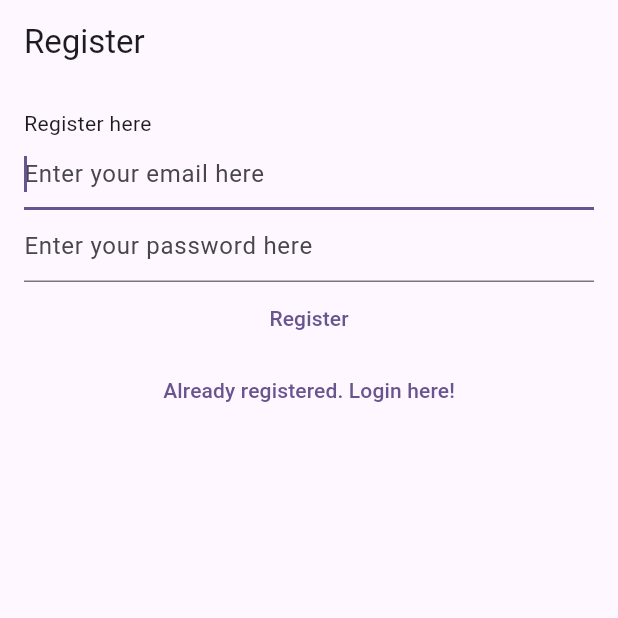
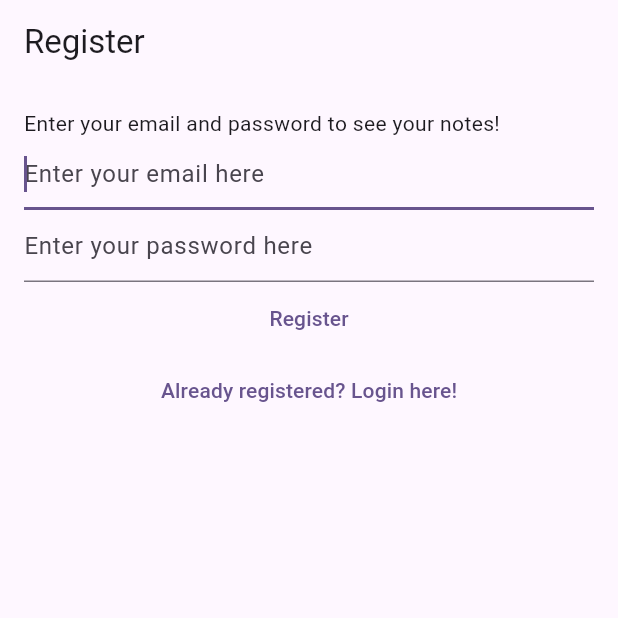
Before and after one commit to alirezaeiii/Flutter-Firebase-Playground, a Flutter app: the screen it shows after launch, after a tap on "Not registered yet? Register here!", on a phone screen of 412 x 824 dp, the top half of it. Run offline on Flutter 3.47's test engine with Material 3 defaults, Android fonts, the phone set to English and light mode, and no system bars; our stand-ins replace bloc, equatable, firebase_auth, firebase_core, flutter_bloc, share_plus and 1 more; accounts and stored records are empty; generated files the repository leaves out were written again; network calls fail.

```diff
--- /dev/null
+++ b/l10n.yaml
@@ -0,0 +1,3 @@
+arb-dir: lib/l10n
+template-arb-file: intl_en.arb
+output-localization-file: app_localizations.dart
--- /dev/null
+++ b/lib/l10n/intl_en.arb
@@ -0,0 +1,50 @@
+{
+    "logout_button": "Log out",
+    "note": "My Notes",
+    "cancel": "Cancel",
+    "yes": "Yes",
+    "delete": "Delete",
+    "sharing": "Sharing",
+    "ok": "OK",
+    "login": "Login",
+    "verify_email": "Verify email",
+    "register": "Register",
+    "restart": "Restart",
+
+    "start_typing_your_note": "Start typing your note",
+    "delete_note_prompt": "Are you sure you want to delete this note?",
+    "cannot_share_empty_note_prompt": "Cannot share an empty note!",
+    "generic_error_prompt": "An error occurred",
+    "logout_dialog_prompt": "Are you sure you want to log out?",
+
+    "password_reset": "Password reset",
+    "password_reset_dialog_prompt": "We have now sent you a password reset link. Please check your email for more information.",
+
+    "login_error_cannot_find_user": "Cannot find a user with the entered credentials!",
+    "login_error_invalid_email": "The email address you entered appears to be invalid. Please try another email address!",
+    "login_error_auth_error": "Authentication error",
+
+    "login_view_prompt": "Please log in to your account in order to interact with and create notes!",
+
+    "login_view_forgot_password": "I forgot my password",
+    "login_view_not_registered_yet": "Not registered yet? Register here!",
+
+    "email_text_field_placeholder": "Enter your email here",
+    "password_text_field_placeholder": "Enter your password here",
+
+    "forgot_password": "Forgot Password",
+    "forgot_password_view_generic_error": "We could not process your request. Please make sure that you are a registered user, or if not, register a user now by going back one step.",
+    "forgot_password_view_prompt": "If you forgot your password, simply enter your email and we will send you a password reset link.",
+    "forgot_password_view_send_me_link": "Send me password reset link",
+    "forgot_password_view_back_to_login": "Back to login page",
+
+    "register_error_weak_password": "This password is not secure enough. Please choose another password!",
+    "register_error_email_already_in_use": "This email is already registered to another user. Please choose another email!",
+    "register_error_generic": "Failed to register. Please try again later!",
+    "register_error_invalid_email": "The email address you entered appears to be invalid. Please try another email address!",
+    "register_view_prompt": "Enter your email and password to see your notes!",
+    "register_view_already_registered": "Already registered? Login here!",
+
+    "verify_email_view_prompt": "We've sent you an email verification. Please open it to verify your account. If you haven't received a verification email yet, press the button below!",
+    "verify_email_send_email_verification": "Send email verification"
+}
--- a/lib/main.dart
+++ b/lib/main.dart
@@ -11,11 +11,14 @@ import 'package:dart/view/register_view.dart';
 import 'package:dart/view/verify_email_view.dart';
 import 'package:flutter/material.dart';
 import 'package:flutter_bloc/flutter_bloc.dart';
+import 'package:flutter_gen/gen_l10n/app_localizations.dart';
 
 void main() {
   WidgetsFlutterBinding.ensureInitialized();
   runApp(
     MaterialApp(
+      supportedLocales: AppLocalizations.supportedLocales,
+      localizationsDelegates: AppLocalizations.localizationsDelegates,
       title: 'Flutter Demo',
       theme: ThemeData(
         colorScheme: ColorScheme.fromSeed(seedColor: Colors.deepPurple),
--- a/lib/utils/dialogs/cannot_share_empty_note_dialog.dart
+++ b/lib/utils/dialogs/cannot_share_empty_note_dialog.dart
@@ -1,11 +1,12 @@
+import 'package:dart/extensions/buildcontext/loc.dart';
 import 'package:dart/utils/dialogs/generic_dialog.dart';
 import 'package:flutter/material.dart';
 
 Future<void> showCannotShareEmptyNoteDialog(BuildContext context) {
   return showGenericDialog<void>(
     context: context,
-    title: 'Share',
-    content: 'Cannot share empty note.',
+    title: context.loc.sharing,
+    content: context.loc.cannot_share_empty_note_prompt,
     optionsBuilder: () => {
       'Ok': null,
     },
--- a/lib/utils/dialogs/error_dialog.dart
+++ b/lib/utils/dialogs/error_dialog.dart
@@ -1,3 +1,4 @@
+import 'package:dart/extensions/buildcontext/loc.dart';
 import 'package:dart/utils/dialogs/generic_dialog.dart';
 import 'package:flutter/material.dart';
 
@@ -7,10 +8,10 @@ Future<void> showErrorDialog(
 ) {
   return showGenericDialog<void>(
     context: context,
-    title: 'An error occurred',
+    title: context.loc.generic_error_prompt,
     content: text,
     optionsBuilder: () => {
-      'Ok': null,
+      context.loc.ok: null,
     },
   );
 }
--- a/lib/view/login_view.dart
+++ b/lib/view/login_view.dart
@@ -1,3 +1,4 @@
+import 'package:dart/extensions/buildcontext/loc.dart';
 import 'package:dart/services/auth/auth_exceptions.dart';
 import 'package:dart/services/auth/bloc/auth_bloc.dart';
 import 'package:dart/services/auth/bloc/auth_event.dart';
@@ -39,38 +40,38 @@ class _LoginViewState extends State<LoginView> {
           if (state.exception is InvalidCredentialAuthException) {
             await showErrorDialog(
               context,
-              'Invalid credential',
+              context.loc.login_error_cannot_find_user,
             );
           } else if (state.exception is InvalidEmailAuthException) {
             await showErrorDialog(
               context,
-              'Invalid email',
+              context.loc.login_error_invalid_email,
             );
           } else if (state.exception is GenericAuthException) {
             await showErrorDialog(
               context,
-              'Authentication failure',
+              context.loc.login_error_auth_error,
             );
           }
         }
       },
       child: Scaffold(
         appBar: AppBar(
-          title: const Text('Login'),
+          title: Text(context.loc.login),
         ),
         body: Padding(
           padding: const EdgeInsets.all(16.0),
           child: SingleChildScrollView(
             child: Column(
               children: [
-                const Text('Login here'),
+                Text(context.loc.login_view_prompt),
                 TextField(
                   controller: _email,
                   enableSuggestions: false,
                   autocorrect: false,
                   keyboardType: TextInputType.emailAddress,
-                  decoration: const InputDecoration(
-                    hintText: 'Enter your email here',
+                  decoration: InputDecoration(
+                    hintText: context.loc.email_text_field_placeholder,
                   ),
                 ),
                 TextField(
@@ -78,8 +79,8 @@ class _LoginViewState extends State<LoginView> {
                   obscureText: true,
                   enableSuggestions: false,
                   autocorrect: false,
-                  decoration: const InputDecoration(
-                    hintText: 'Enter your password here',
+                  decoration: InputDecoration(
+                    hintText: context.loc.password_text_field_placeholder,
                   ),
                 ),
                 TextButton(
@@ -93,7 +94,7 @@ class _LoginViewState extends State<LoginView> {
                           ),
                         );
                   },
-                  child: const Text('Login'),
+                  child: Text(context.loc.login),
                 ),
                 /*TextButton(
                   onPressed: () {
@@ -111,8 +112,8 @@ class _LoginViewState extends State<LoginView> {
                           const AuthEventShouldRegister(),
                         );
                   },
-                  child: const Text(
-                    'Not registered yet? Register here!',
+                  child: Text(
+                    context.loc.login_view_not_registered_yet,
                   ),
                 )
               ],
--- a/lib/view/notes/create_update_notes_view.dart
+++ b/lib/view/notes/create_update_notes_view.dart
@@ -1,3 +1,4 @@
+import 'package:dart/extensions/buildcontext/loc.dart';
 import 'package:dart/services/auth/auth_service.dart';
 import 'package:dart/services/crud/note_service.dart';
 import 'package:dart/utils/buildcontext/get_argument.dart';
@@ -92,8 +93,8 @@ class _CreateUpdateNoteViewState extends State<CreateUpdateNoteView> {
   Widget build(BuildContext context) {
     return Scaffold(
       appBar: AppBar(
-        title: const Text(
-          'New Note',
+        title: Text(
+          context.loc.note,
         ),
         actions: [
           IconButton(
@@ -119,8 +120,8 @@ class _CreateUpdateNoteViewState extends State<CreateUpdateNoteView> {
                 controller: _textController,
                 keyboardType: TextInputType.multiline,
                 maxLines: null,
-                decoration: const InputDecoration(
-                  hintText: 'Enter you note here',
+                decoration: InputDecoration(
+                  hintText: context.loc.start_typing_your_note,
                 ),
               );
             default:
--- a/lib/view/register_view.dart
+++ b/lib/view/register_view.dart
@@ -1,3 +1,4 @@
+import 'package:dart/extensions/buildcontext/loc.dart';
 import 'package:dart/services/auth/auth_exceptions.dart';
 import 'package:dart/services/auth/bloc/auth_bloc.dart';
 import 'package:dart/services/auth/bloc/auth_event.dart';
@@ -39,29 +40,29 @@ class _RegisterViewState extends State<RegisterView> {
           if (state.exception is WeakPasswordAuthException) {
             await showErrorDialog(
               context,
-              'Weak password',
+              context.loc.register_error_weak_password,
             );
           } else if (state.exception is EmailAlreadyInUseAuthException) {
             await showErrorDialog(
               context,
-              'Email already in use',
+              context.loc.register_error_email_already_in_use,
             );
           } else if (state.exception is GenericAuthException) {
             await showErrorDialog(
               context,
-              'Registration failure',
+              context.loc.register_error_generic,
             );
           } else if (state.exception is InvalidEmailAuthException) {
             await showErrorDialog(
               context,
-              'Invalid email',
+              context.loc.register_error_invalid_email,
             );
           }
         }
       },
       child: Scaffold(
         appBar: AppBar(
-          title: const Text('Register'),
+          title: Text(context.loc.register),
         ),
         body: Padding(
           padding: const EdgeInsets.all(16.0),
@@ -69,15 +70,15 @@ class _RegisterViewState extends State<RegisterView> {
             child: Column(
               crossAxisAlignment: CrossAxisAlignment.start,
               children: [
-                const Text('Register here'),
+                Text(context.loc.register_view_prompt),
                 TextField(
                   controller: _email,
                   enableSuggestions: false,
                   autocorrect: false,
                   autofocus: true,
                   keyboardType: TextInputType.emailAddress,
-                  decoration: const InputDecoration(
-                    hintText: 'Enter your email here',
+                  decoration: InputDecoration(
+                    hintText: context.loc.email_text_field_placeholder,
                   ),
                 ),
                 TextField(
@@ -85,8 +86,8 @@ class _RegisterViewState extends State<RegisterView> {
                   obscureText: true,
                   enableSuggestions: false,
                   autocorrect: false,
-                  decoration: const InputDecoration(
-                    hintText: 'Enter your password here',
+                  decoration: InputDecoration(
+                    hintText: context.loc.password_text_field_placeholder,
                   ),
                 ),
                 Center(
@@ -103,8 +104,8 @@ class _RegisterViewState extends State<RegisterView> {
                                 ),
                               );
                         },
-                        child: const Text(
-                          'Register',
+                        child: Text(
+                          context.loc.register,
                         ),
                       ),
                       TextButton(
@@ -113,8 +114,8 @@ class _RegisterViewState extends State<RegisterView> {
                                 const AuthEventLogOut(),
                               );
                         },
-                        child: const Text(
-                          'Already registered. Login here!',
+                        child: Text(
+                          context.loc.register_view_already_registered,
                         ),
                       ),
                     ],
--- a/lib/view/verify_email_view.dart
+++ b/lib/view/verify_email_view.dart
@@ -1,3 +1,4 @@
+import 'package:dart/extensions/buildcontext/loc.dart';
 import 'package:dart/services/auth/bloc/auth_bloc.dart';
 import 'package:dart/services/auth/bloc/auth_event.dart';
 import 'package:flutter/material.dart';
@@ -15,19 +16,18 @@ class _VerifyEmailViewState extends State<VerifyEmailView> {
   Widget build(BuildContext context) {
     return Scaffold(
       appBar: AppBar(
-        title: const Text('Verification'),
+        title: Text(context.loc.verify_email),
       ),
       body: Column(
         children: [
-          const Text(
-              "Verification email has already sent to you. If you've not receive click on the button bellow."),
+          Text(context.loc.verify_email_view_prompt),
           TextButton(
             onPressed: () async {
               context.read<AuthBloc>().add(
                     const AuthEventSendEmailVerification(),
                   );
             },
-            child: const Text('Verify your email'),
+            child: Text(context.loc.verify_email_send_email_verification),
           ),
           TextButton(
             onPressed: () {
@@ -35,7 +35,7 @@ class _VerifyEmailViewState extends State<VerifyEmailView> {
                     const AuthEventLogOut(),
                   );
             },
-            child: const Text('You can login here'),
+            child: Text(context.loc.restart),
           )
         ],
       ),
--- a/pubspec.yaml
+++ b/pubspec.yaml
@@ -30,6 +30,8 @@ environment:
 dependencies:
   flutter:
     sdk: flutter
+  flutter_localizations:
+    sdk: flutter
 
 
   # The following adds the Cupertino Icons font to your application.
@@ -46,6 +48,7 @@ dependencies:
   equatable: ^2.0.7
   bloc: ^9.0.0
   flutter_bloc: ^9.1.0
+  intl: ^0.19.0
 
 dev_dependencies:
   flutter_test:
@@ -63,6 +66,8 @@ dev_dependencies:
 
 # The following section is specific to Flutter packages.
 flutter:
+
+  generate: true
 
   # The following line ensures that the Material Icons font is
   # included with your application, so that you can use the icons in
```
Also changed, not shown: lib/extensions/buildcontext/loc.dart (added, +7 -0 lines), lib/utils/dialogs/delete_dialog.dart (+5 -4 lines), lib/utils/dialogs/logout_dialog.dart (+5 -4 lines), lib/view/notes/notes_view.dart (+6 -5 lines), pubspec.lock, 1 other file.
